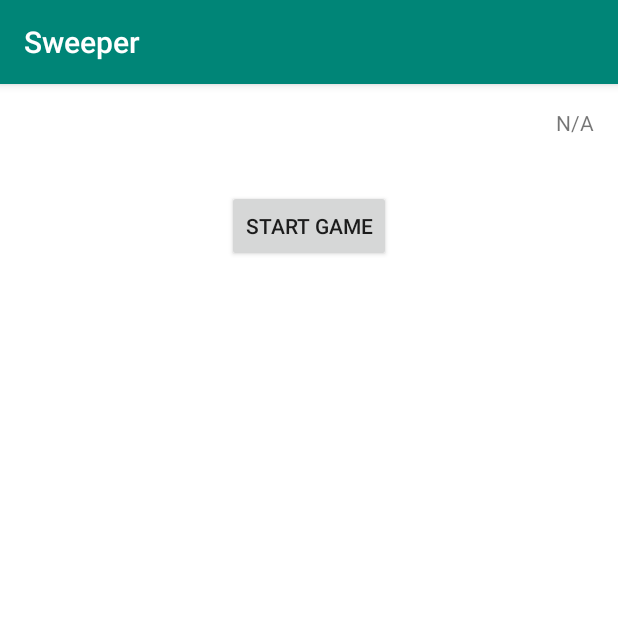
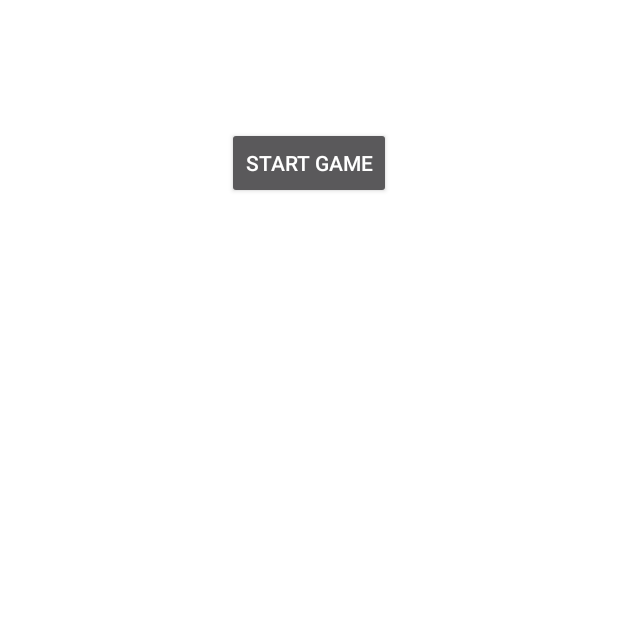
Before and after one commit to jnguyen2/sweeper, an Android app: the screen it shows after launch (MainActivity), on a phone screen of 412 x 824 dp, the top half of it. Run offline under Robolectric (Android 15) with nearby library versions, the light colour scheme and no system bars.

Commit message:
Make application fullscreen

```diff
--- a/app/src/main/AndroidManifest.xml
+++ b/app/src/main/AndroidManifest.xml
@@ -8,7 +8,7 @@
         android:label="@string/app_name"
         android:roundIcon="@mipmap/ic_launcher_round"
         android:supportsRtl="true"
-        android:theme="@style/AppTheme">
+        android:theme="@style/Theme.AppCompat.NoActionBar.FullScreen">
         <activity android:name=".MainActivity"
             android:screenOrientation="portrait">
             <intent-filter>
--- a/app/src/main/res/values/styles.xml
+++ b/app/src/main/res/values/styles.xml
@@ -8,4 +8,11 @@
         <item name="colorAccent">@color/colorAccent</item>
     </style>
 
+    <style name="Theme.AppCompat.NoActionBar.FullScreen" parent="@style/Theme.AppCompat.NoActionBar">
+        <item name="android:windowNoTitle">true</item>
+        <item name="android:windowActionBar">false</item>
+        <item name="android:windowFullscreen">true</item>
+        <item name="android:windowContentOverlay">@null</item>
+    </style>
+
 </resources>
```
